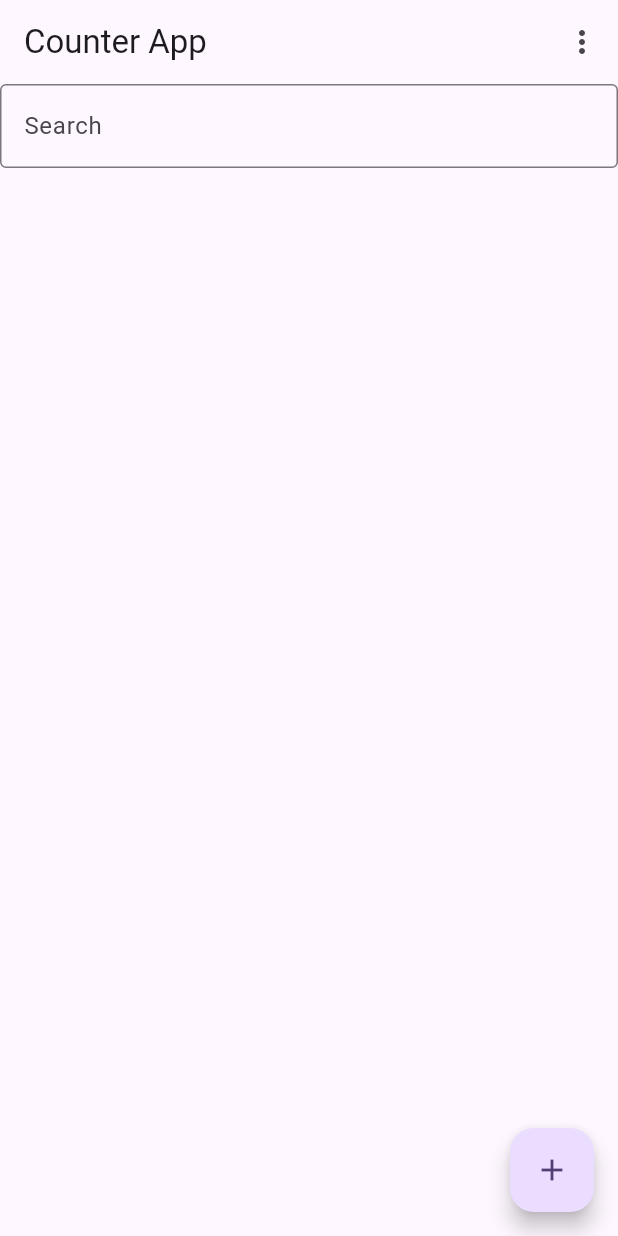
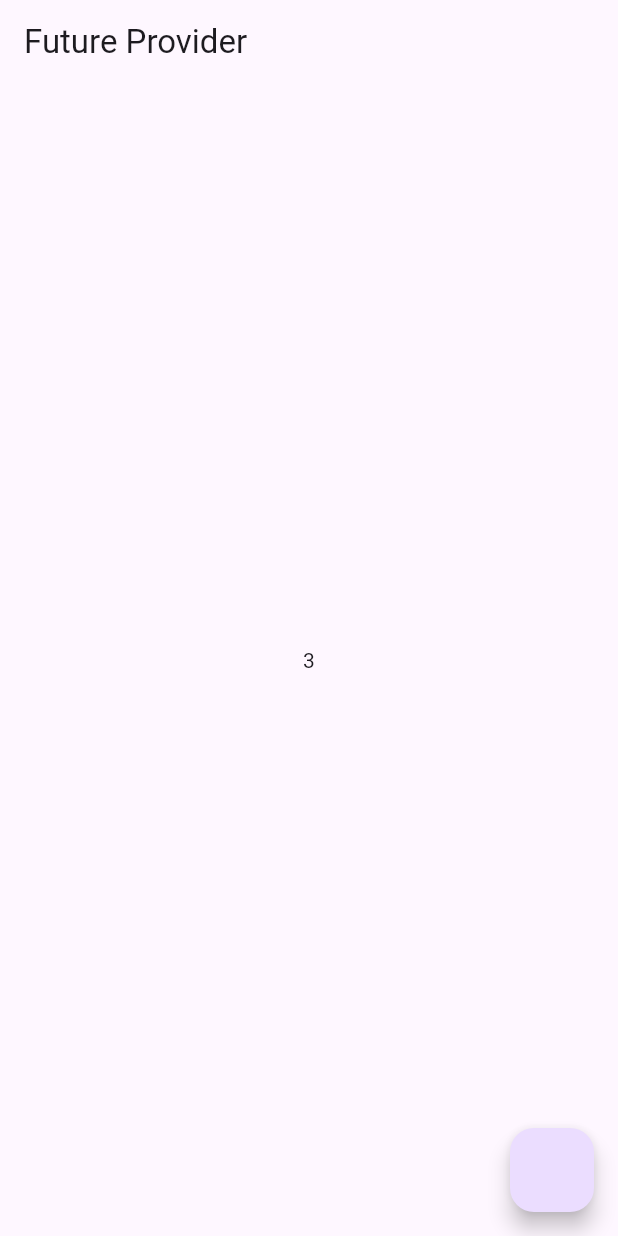
Before and after one commit to GhostCorp0/FlutterRoadmap, a Flutter app: the screen it shows after launch, on a phone screen of 412 x 824 dp. Run offline on Flutter 3.47's test engine with Material 3 defaults, Android fonts, the phone set to English and light mode, and no system bars; our stand-ins replace flutter_riverpod.

Commit message:
future_provider

```diff
--- /dev/null
+++ b/lib/future_provider/future_provider.dart
@@ -0,0 +1,8 @@
+
+
+import 'package:flutter_riverpod/flutter_riverpod.dart';
+
+final futureProvider = FutureProvider<int>((ref) async{
+  await Future.delayed(const Duration(seconds:5));
+  return 3;
+}); // FutureProvider
--- /dev/null
+++ b/lib/future_provider/home_screen.dart
@@ -0,0 +1,28 @@
+import 'package:flutter/material.dart';
+import 'package:flutter/src/widgets/framework.dart';
+import 'package:flutter_riverpod/flutter_riverpod.dart';
+import 'package:flutter_roadmap/future_provider/future_provider.dart';
+
+class HomeScreenFutureProvider extends ConsumerWidget {
+  const HomeScreenFutureProvider({super.key});
+
+  @override
+  Widget build(BuildContext context, WidgetRef ref) {
+    final provider = ref.watch(futureProvider);
+    return Scaffold(
+      appBar: AppBar(
+        title: const Text('Future Provider'),
+      ),
+      body: Center(
+        child: provider.when(
+          skipLoadingOnRefresh: false,
+            data: (value) => Text(value.toString()),
+            error: (error, stack) => Text(error.toString()),
+            loading: () => const CircularProgressIndicator()),
+      ),
+      floatingActionButton: FloatingActionButton(onPressed: (){
+        ref.invalidate(futureProvider);
+      }),
+    );
+  }
+}
--- a/lib/main.dart
+++ b/lib/main.dart
@@ -1,6 +1,6 @@
 import 'package:flutter/material.dart';
 import 'package:flutter_riverpod/flutter_riverpod.dart';
-import 'package:flutter_roadmap/favouriteapp_riverpod/home_screen.dart';
+import 'package:flutter_roadmap/future_provider/home_screen.dart';
 
 void main() {
   runApp(const MyApp());
@@ -19,7 +19,7 @@ class MyApp extends StatelessWidget {
           colorScheme: ColorScheme.fromSeed(seedColor: Colors.deepPurple),
           useMaterial3: true,
         ),
-        home: HomeScreenFavouriteApp(),
+        home: HomeScreenFutureProvider(),
       ),
     );
   }
```
